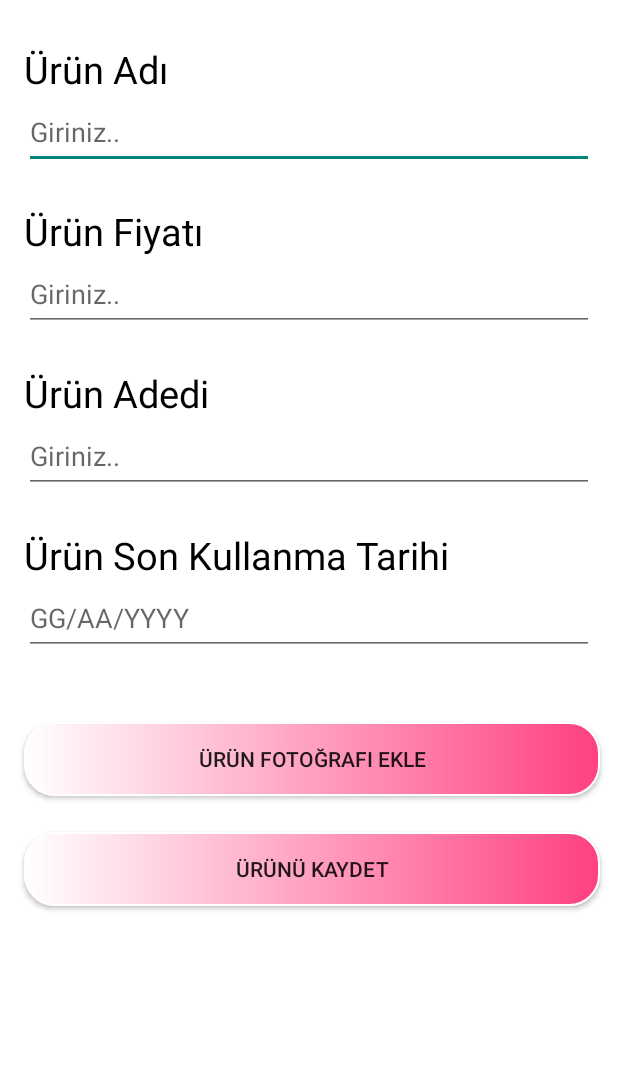
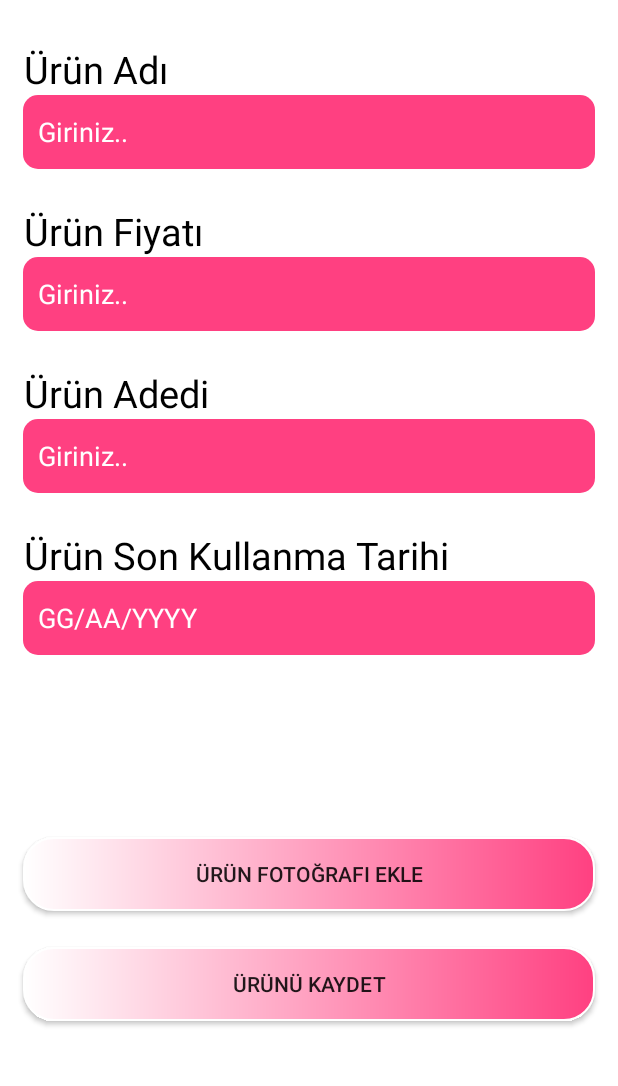
Before and after one commit to mustafawiped/MarketApp, an Android app: the ItemActivity screen opened directly, with no data from a screen before it, on a phone screen of 412 x 824 dp, the part 109-1195 px from its top. Run offline under Robolectric (Android 15) with nearby library versions, the phone set to English and light mode, and no system bars; Roboto replaces fonts that are not available here.

```diff
--- /dev/null
+++ b/app/src/main/res/drawable/edittext_background.xml
@@ -0,0 +1,9 @@
+<?xml version="1.0" encoding="utf-8"?>
+<selector xmlns:android="http://schemas.android.com/apk/res/android">
+    <item>
+        <shape android:shape="rectangle">
+            <solid android:color="@color/pink" />
+            <corners android:radius="10dp" />
+        </shape>
+    </item>
+</selector>
--- a/app/src/main/res/layout/activity_item.xml
+++ b/app/src/main/res/layout/activity_item.xml
@@ -9,13 +9,15 @@
 
     <Button
         android:id="@+id/button3"
-        android:layout_width="384dp"
+        android:layout_width="match_parent"
         android:layout_height="49dp"
         android:layout_marginTop="24dp"
         android:layout_marginBottom="4dp"
         android:background="@drawable/button_background"
         android:text="ÜRÜNÜ KAYDET"
         android:onClick="kaydetUrun"
+        android:layout_marginLeft="15dp"
+        android:layout_marginRight="15dp"
         app:layout_constraintBottom_toBottomOf="parent"
         app:layout_constraintEnd_toEndOf="@+id/button4"
         app:layout_constraintHorizontal_bias="0.0"
@@ -26,18 +28,20 @@
 
     <Button
         android:id="@+id/button4"
-        android:layout_width="384dp"
+        android:layout_width="match_parent"
         android:layout_height="49dp"
         android:layout_marginBottom="4dp"
         android:background="@drawable/button_background"
+        android:onClick="fotografEkle"
         android:text="Ürün Fotoğrafı Ekle"
-        android:onClick="fotografEkle"
+        android:layout_marginLeft="15dp"
+        android:layout_marginRight="15dp"
         app:layout_constraintBottom_toBottomOf="parent"
-        app:layout_constraintEnd_toEndOf="@+id/kayitUskt"
-        app:layout_constraintHorizontal_bias="0.0"
-        app:layout_constraintStart_toStartOf="@+id/kayitUskt"
-        app:layout_constraintTop_toBottomOf="@+id/kayitUskt"
-        app:layout_constraintVertical_bias="0.172"
+        app:layout_constraintEnd_toEndOf="parent"
+        app:layout_constraintHorizontal_bias="0.481"
+        app:layout_constraintStart_toStartOf="parent"
+        app:layout_constraintTop_toBottomOf="@+id/headerLayout"
+        app:layout_constraintVertical_bias="0.799"
         tools:ignore="OnClick,UnknownId" />
 
     <LinearLayout
@@ -97,7 +101,7 @@
         app:layout_constraintBottom_toBottomOf="parent"
         app:layout_constraintEnd_toEndOf="@+id/kayitUadi"
         app:layout_constraintHorizontal_bias="0.0"
-        app:layout_constraintStart_toStartOf="@+id/kayitUadi"
+        app:layout_constraintStart_toStartOf="@+id/textView7"
         app:layout_constraintTop_toBottomOf="@+id/kayitUadi"
         app:layout_constraintVertical_bias="0.0" />
 
@@ -113,7 +117,7 @@
         app:layout_constraintBottom_toBottomOf="parent"
         app:layout_constraintEnd_toEndOf="@+id/kayitUadi"
         app:layout_constraintHorizontal_bias="0.0"
-        app:layout_constraintStart_toStartOf="@+id/kayitUadi"
+        app:layout_constraintStart_toStartOf="@+id/textView8"
         app:layout_constraintTop_toBottomOf="@+id/kayitUfiyat"
         app:layout_constraintVertical_bias="0.0" />
 
@@ -129,17 +133,23 @@
         app:layout_constraintBottom_toBottomOf="parent"
         app:layout_constraintEnd_toEndOf="@+id/kayitUadi"
         app:layout_constraintHorizontal_bias="0.0"
-        app:layout_constraintStart_toStartOf="@+id/kayitUadet"
+        app:layout_constraintStart_toStartOf="@+id/textView9"
         app:layout_constraintTop_toBottomOf="@+id/kayitUadet"
         app:layout_constraintVertical_bias="0.0" />
 
     <EditText
         android:id="@+id/kayitUadi"
-        android:layout_width="380dp"
+        android:layout_width="match_parent"
         android:layout_height="49dp"
         android:ems="10"
         android:hint="Giriniz.."
+        android:background="@drawable/edittext_background"
+        android:textColorHint="@color/white"
+        android:paddingLeft="10dp"
         android:inputType="textPersonName"
+        android:textColor="@color/white"
+        android:layout_marginLeft="15dp"
+        android:layout_marginRight="15dp"
         app:layout_constraintBottom_toBottomOf="parent"
         app:layout_constraintEnd_toEndOf="parent"
         app:layout_constraintHorizontal_bias="0.0"
@@ -149,11 +159,17 @@
 
     <EditText
         android:id="@+id/kayitUfiyat"
-        android:layout_width="380dp"
+        android:layout_width="match_parent"
         android:layout_height="49dp"
         android:ems="10"
         android:hint="Giriniz.."
         android:inputType="number"
+        android:layout_marginLeft="15dp"
+        android:layout_marginRight="15dp"
+        android:textColor="@color/white"
+        android:background="@drawable/edittext_background"
+        android:textColorHint="@color/white"
+        android:paddingLeft="10dp"
         app:layout_constraintBottom_toBottomOf="parent"
         app:layout_constraintEnd_toEndOf="parent"
         app:layout_constraintHorizontal_bias="0.0"
@@ -163,11 +179,17 @@
 
     <EditText
         android:id="@+id/kayitUadet"
-        android:layout_width="380dp"
+        android:layout_width="match_parent"
         android:layout_height="49dp"
         android:ems="10"
         android:hint="Giriniz.."
         android:inputType="number"
+        android:textColor="@color/white"
+        android:layout_marginLeft="15dp"
+        android:layout_marginRight="15dp"
+        android:background="@drawable/edittext_background"
+        android:textColorHint="@color/white"
+        android:paddingLeft="10dp"
         app:layout_constraintBottom_toBottomOf="parent"
         app:layout_constraintEnd_toEndOf="parent"
         app:layout_constraintHorizontal_bias="0.0"
@@ -177,11 +199,17 @@
 
     <EditText
         android:id="@+id/kayitUskt"
-        android:layout_width="380dp"
+        android:layout_width="match_parent"
         android:layout_height="49dp"
+        android:layout_marginLeft="15dp"
+        android:layout_marginRight="15dp"
+        android:background="@drawable/edittext_background"
         android:ems="10"
         android:hint="GG/AA/YYYY"
         android:inputType="date"
+        android:paddingLeft="10dp"
+        android:textColor="@color/white"
+        android:textColorHint="@color/white"
         app:layout_constraintBottom_toBottomOf="parent"
         app:layout_constraintEnd_toEndOf="parent"
         app:layout_constraintHorizontal_bias="0.0"
--- a/app/src/main/res/layout/fragment_items.xml
+++ b/app/src/main/res/layout/fragment_items.xml
@@ -5,7 +5,7 @@
     android:layout_width="match_parent"
     android:layout_height="match_parent"
     android:background="@color/pink"
-    tools:context=".ItemsFragment">
+    tools:context="com.mustafagur.marketim.FragmentAdapters.ItemsFragmentAdapter">
 
     <ListView
         android:id="@+id/ItemsList"
--- a/app/src/main/res/layout/fragment_main.xml
+++ b/app/src/main/res/layout/fragment_main.xml
@@ -5,7 +5,7 @@
     android:layout_width="match_parent"
     android:layout_height="match_parent"
     android:background="@color/pink"
-    tools:context=".MainFragment">
+    tools:context="com.mustafagur.marketim.FragmentAdapters.MainFragmentAdapter">
 
     <TextView
         android:id="@+id/mesaj"
--- a/app/src/main/res/layout/fragment_settings.xml
+++ b/app/src/main/res/layout/fragment_settings.xml
@@ -5,7 +5,7 @@
     android:layout_width="match_parent"
     android:layout_height="match_parent"
     android:background="@color/pink"
-    tools:context=".SettingsFragment">
+    tools:context="com.mustafagur.marketim.FragmentAdapters.SettingsFragmentAdapter">
     <TextView
         android:id="@+id/textView3"
         android:layout_width="wrap_content"
--- a/app/src/main/res/values/colors.xml
+++ b/app/src/main/res/values/colors.xml
@@ -8,4 +8,5 @@
     <color name="black">#FF000000</color>
     <color name="white">#FFFFFFFF</color>
     <color name="pink">#FFFF4081</color>
+    <color name="gray">#FF808080</color>
 </resources>
```
Also changed, not shown: app/src/main/java/com/mustafagur/marketim/DataClass.kt (added, +39 -0 lines), app/src/main/java/com/mustafagur/marketim/FragmentAdapters/ItemsFragmentAdapter.kt (+38 -2 lines), app/src/main/java/com/mustafagur/marketim/ItemsAdapterClass.kt (added, +42 -0 lines), app/src/main/java/com/mustafagur/marketim/MainActivity.kt (+23 -0 lines), app/src/main/java/com/mustafagur/marketim/SplashActivity.kt (+11 -0 lines), app/src/main/res/layout/design_itemslist.xml (added, +52 -0 lines).
